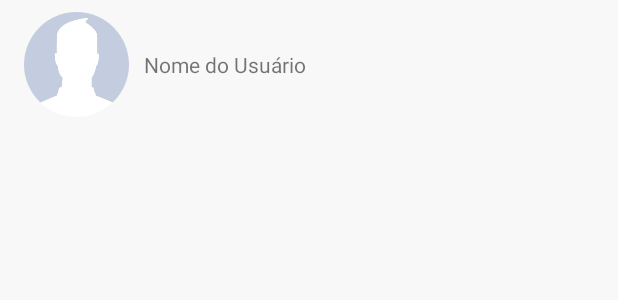
After one commit to davif10/instagram-android-java, an Android app: the layout adapter_pesquisa_usuario.xml on its own in the app's theme, with its tools: preview values and no code run, on a phone screen of 412 x 824 dp. The commit adds this screen. Shown: the top 300 px of the screen. Run offline under Robolectric (Android 15) with nearby library versions, the phone set to English and light mode, and no system bars.

Commit message:
-Exibindo Usuários no RecyclerView. -Exibindo Perfil de usuário pesquisado.

```diff
--- a/Instagram/app/src/main/java/com/daviprojetos/instagram/fragment/PerfilFragment.java
+++ b/Instagram/app/src/main/java/com/daviprojetos/instagram/fragment/PerfilFragment.java
@@ -24,7 +24,7 @@ public class PerfilFragment extends Fragment {
     private CircleImageView imagePerfil;
     private GridView gridViewPerfil;
     private TextView textPublicacoes, textSeguidores, textSeguindo;
-    private Button buttonEditarPerfil;
+    private Button buttonAcaoPerfil;
 
     public PerfilFragment() {
     }
@@ -40,11 +40,11 @@ public class PerfilFragment extends Fragment {
         textPublicacoes = view.findViewById(R.id.textPublicacoes);
         textSeguidores = view.findViewById(R.id.textSeguidores);
         textSeguindo = view.findViewById(R.id.textSeguindo);
-        buttonEditarPerfil = view.findViewById(R.id.buttonEditarPerfil);
+        buttonAcaoPerfil = view.findViewById(R.id.buttonAcaoPerfil);
 
         //abre edição do perfil
 
-        buttonEditarPerfil.setOnClickListener(new View.OnClickListener() {
+        buttonAcaoPerfil.setOnClickListener(new View.OnClickListener() {
             @Override
             public void onClick(View v) {
                 Intent i = new Intent(getActivity(), EditarPerfilActivity.class);
--- a/Instagram/app/src/main/java/com/daviprojetos/instagram/model/Usuario.java
+++ b/Instagram/app/src/main/java/com/daviprojetos/instagram/model/Usuario.java
@@ -4,10 +4,11 @@ import com.daviprojetos.instagram.helper.ConfiguracaoFirebase;
 import com.google.firebase.database.DatabaseReference;
 import com.google.firebase.database.Exclude;
 
+import java.io.Serializable;
 import java.util.HashMap;
 import java.util.Map;
 
-public class Usuario {
+public class Usuario implements Serializable {
     private String id;
     private String nome;
     private String email;
--- /dev/null
+++ b/Instagram/app/src/main/res/layout/adapter_pesquisa_usuario.xml
@@ -0,0 +1,32 @@
+<?xml version="1.0" encoding="utf-8"?>
+<LinearLayout xmlns:android="http://schemas.android.com/apk/res/android"
+    xmlns:app="http://schemas.android.com/apk/res-auto"
+    android:layout_width="match_parent"
+    android:layout_height="wrap_content"
+    android:orientation="vertical"
+    android:paddingLeft="16dp"
+    android:paddingTop="8dp"
+    android:paddingRight="16dp"
+    android:paddingBottom="8dp">
+
+    <LinearLayout
+        android:layout_width="match_parent"
+        android:layout_height="wrap_content"
+        android:orientation="horizontal">
+
+        <de.hdodenhof.circleimageview.CircleImageView
+            android:id="@+id/imageFotoPesquisa"
+            android:layout_width="70dp"
+            android:layout_height="70dp"
+            android:src="@drawable/avatar" />
+
+        <TextView
+            android:id="@+id/textNomePesquisa"
+            android:layout_width="wrap_content"
+            android:layout_height="match_parent"
+            android:layout_weight="1"
+            android:gravity="center|left"
+            android:paddingLeft="10dp"
+            android:text="Nome do Usuário" />
+    </LinearLayout>
+</LinearLayout>
--- a/Instagram/app/src/main/res/layout/fragment_perfil.xml
+++ b/Instagram/app/src/main/res/layout/fragment_perfil.xml
@@ -133,7 +133,7 @@
         app:layout_constraintTop_toTopOf="parent" />
 
     <Button
-        android:id="@+id/buttonEditarPerfil"
+        android:id="@+id/buttonAcaoPerfil"
         android:layout_width="0dp"
         android:layout_height="21dp"
         android:layout_marginTop="16dp"
@@ -157,7 +157,7 @@
         app:layout_constraintBottom_toBottomOf="parent"
         app:layout_constraintEnd_toEndOf="parent"
         app:layout_constraintStart_toStartOf="parent"
-        app:layout_constraintTop_toBottomOf="@+id/buttonEditarPerfil" />
+        app:layout_constraintTop_toBottomOf="@+id/buttonAcaoPerfil" />
 
     <androidx.constraintlayout.widget.Guideline
         android:id="@+id/guideline3"
```
Also changed, not shown: Instagram/app/src/main/AndroidManifest.xml (+4 -3 lines), Instagram/app/src/main/java/com/daviprojetos/instagram/activity/PerfilAmigoActivity.java (added, +46 -0 lines), Instagram/app/src/main/java/com/daviprojetos/instagram/adapter/AdapterPesquisa.java (added, +65 -0 lines), Instagram/app/src/main/java/com/daviprojetos/instagram/fragment/PesquisaFragment.java (+44 -4 lines), Instagram/app/src/main/java/com/daviprojetos/instagram/helper/RecyclerItemClickListener.java (added, +67 -0 lines), Instagram/app/src/main/res/layout/activity_perfil_amigo.xml (added, +12 -0 lines).
